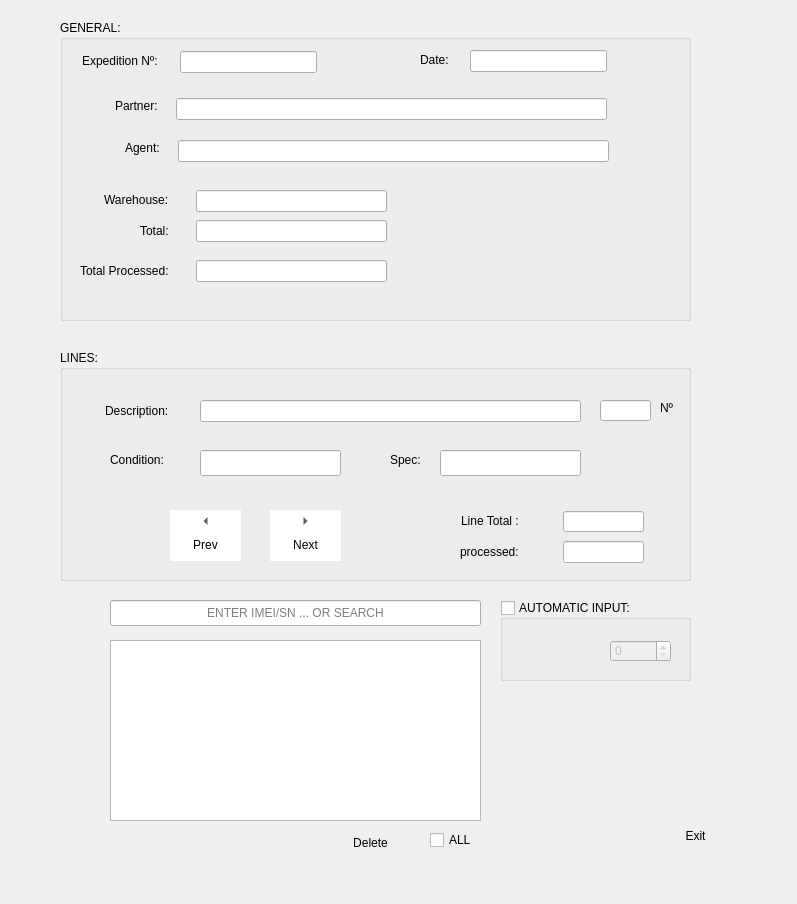
Qt form uis/expedition_form.ui (andrei219/euromedia) before a commit.
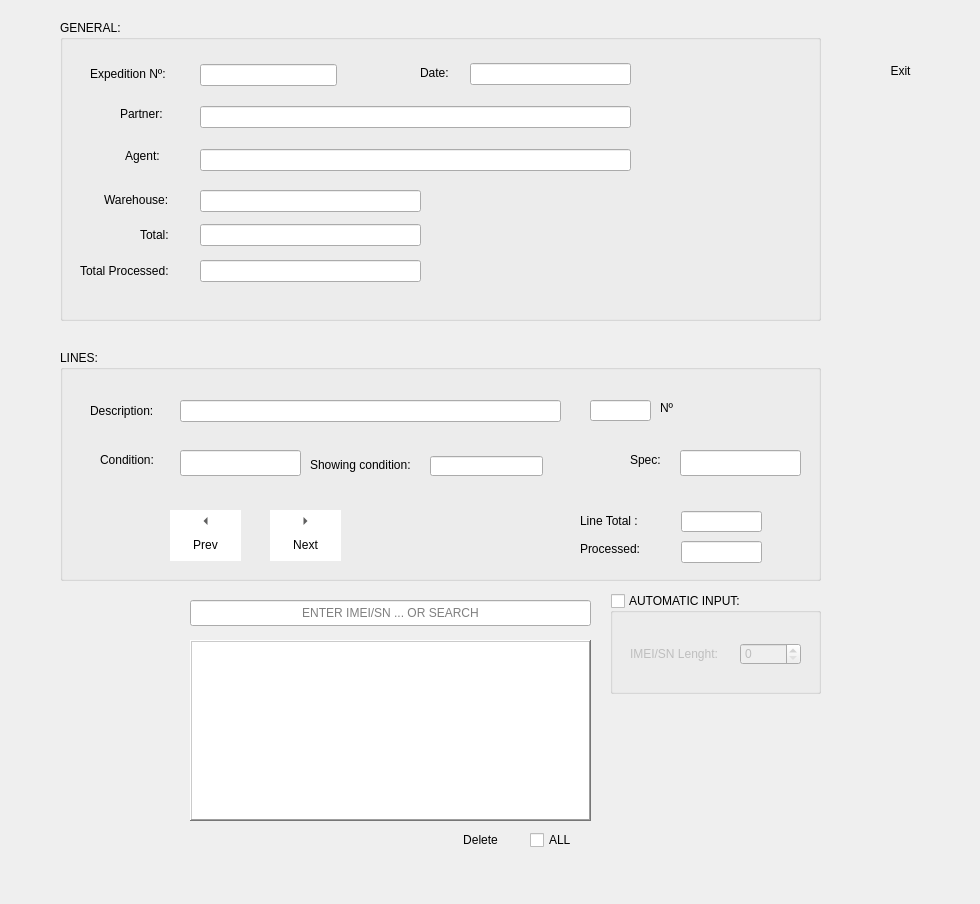
The same form after that commit. Icons and pictures are not drawn.

Commit message: After major changes in ExpeditionSerieModel

```diff
--- a/uis/expedition_form.ui
+++ b/uis/expedition_form.ui
@@ -6,7 +6,7 @@
    <rect>
     <x>0</x>
     <y>0</y>
-    <width>797</width>
+    <width>980</width>
     <height>904</height>
    </rect>
   </property>
@@ -26,10 +26,10 @@
   <widget class="QToolButton" name="exit">
    <property name="geometry">
     <rect>
-     <x>660</x>
-     <y>800</y>
-     <width>71</width>
-     <height>71</height>
+     <x>850</x>
+     <y>30</y>
+     <width>101</width>
+     <height>81</height>
     </rect>
    </property>
    <property name="focusPolicy">
@@ -50,8 +50,8 @@
    </property>
    <property name="iconSize">
     <size>
-     <width>24</width>
-     <height>24</height>
+     <width>32</width>
+     <height>32</height>
     </size>
    </property>
    <property name="checkable">
@@ -67,8 +67,8 @@
   <widget class="QToolButton" name="delete_imei">
    <property name="geometry">
     <rect>
-     <x>330</x>
-     <y>830</y>
+     <x>440</x>
+     <y>827</y>
      <width>81</width>
      <height>25</height>
     </rect>
@@ -96,9 +96,9 @@
   <widget class="QLineEdit" name="imei">
    <property name="geometry">
     <rect>
-     <x>110</x>
+     <x>190</x>
      <y>600</y>
-     <width>371</width>
+     <width>401</width>
      <height>26</height>
     </rect>
    </property>
@@ -121,19 +121,52 @@
    </property>
    <property name="geometry">
     <rect>
-     <x>110</x>
+     <x>190</x>
      <y>640</y>
-     <width>371</width>
+     <width>401</width>
      <height>181</height>
     </rect>
    </property>
+   <property name="frameShape">
+    <enum>QFrame::WinPanel</enum>
+   </property>
+   <property name="frameShadow">
+    <enum>QFrame::Raised</enum>
+   </property>
+   <property name="dragEnabled">
+    <bool>true</bool>
+   </property>
+   <property name="dragDropOverwriteMode">
+    <bool>true</bool>
+   </property>
+   <property name="dragDropMode">
+    <enum>QAbstractItemView::DropOnly</enum>
+   </property>
+   <property name="selectionMode">
+    <enum>QAbstractItemView::MultiSelection</enum>
+   </property>
+   <property name="selectionBehavior">
+    <enum>QAbstractItemView::SelectItems</enum>
+   </property>
+   <property name="flow">
+    <enum>QListView::TopToBottom</enum>
+   </property>
+   <property name="isWrapping" stdset="0">
+    <bool>true</bool>
+   </property>
+   <property name="viewMode">
+    <enum>QListView::IconMode</enum>
+   </property>
+   <property name="wordWrap">
+    <bool>true</bool>
+   </property>
   </widget>
   <widget class="QGroupBox" name="header">
    <property name="geometry">
     <rect>
      <x>60</x>
      <y>20</y>
-     <width>631</width>
+     <width>761</width>
      <height>301</height>
     </rect>
    </property>
@@ -159,8 +192,8 @@
     </property>
     <property name="geometry">
      <rect>
-      <x>116</x>
-      <y>78</y>
+      <x>140</x>
+      <y>86</y>
       <width>431</width>
       <height>22</height>
      </rect>
@@ -173,7 +206,7 @@
     <property name="geometry">
      <rect>
       <x>80</x>
-      <y>200</y>
+      <y>204</y>
       <width>41</width>
       <height>21</height>
      </rect>
@@ -186,7 +219,7 @@
     <property name="geometry">
      <rect>
       <x>65</x>
-      <y>120</y>
+      <y>128</y>
       <width>38</width>
       <height>16</height>
      </rect>
@@ -220,8 +253,8 @@
     </property>
     <property name="geometry">
      <rect>
-      <x>118</x>
-      <y>120</y>
+      <x>140</x>
+      <y>129</y>
       <width>431</width>
       <height>22</height>
      </rect>
@@ -233,9 +266,9 @@
    <widget class="QLineEdit" name="expedition_total">
     <property name="geometry">
      <rect>
-      <x>136</x>
-      <y>200</y>
-      <width>191</width>
+      <x>140</x>
+      <y>204</y>
+      <width>221</width>
       <height>22</height>
      </rect>
     </property>
@@ -246,8 +279,8 @@
    <widget class="QLabel" name="Label3">
     <property name="geometry">
      <rect>
-      <x>55</x>
-      <y>78</y>
+      <x>60</x>
+      <y>86</y>
       <width>47</width>
       <height>16</height>
      </rect>
@@ -265,8 +298,8 @@
     </property>
     <property name="geometry">
      <rect>
-      <x>120</x>
-      <y>31</y>
+      <x>140</x>
+      <y>44</y>
       <width>137</width>
       <height>22</height>
      </rect>
@@ -281,9 +314,9 @@
     </property>
     <property name="geometry">
      <rect>
-      <x>136</x>
+      <x>140</x>
       <y>170</y>
-      <width>191</width>
+      <width>221</width>
       <height>22</height>
      </rect>
     </property>
@@ -294,9 +327,9 @@
    <widget class="QLineEdit" name="expedition_total_processed">
     <property name="geometry">
      <rect>
-      <x>136</x>
+      <x>140</x>
       <y>240</y>
-      <width>191</width>
+      <width>221</width>
       <height>22</height>
      </rect>
     </property>
@@ -308,7 +341,7 @@
     <property name="geometry">
      <rect>
       <x>360</x>
-      <y>30</y>
+      <y>43</y>
       <width>41</width>
       <height>20</height>
      </rect>
@@ -323,8 +356,8 @@
    <widget class="QLabel" name="Label1">
     <property name="geometry">
      <rect>
-      <x>22</x>
-      <y>31</y>
+      <x>30</x>
+      <y>44</y>
       <width>90</width>
       <height>20</height>
      </rect>
@@ -343,8 +376,8 @@
     <property name="geometry">
      <rect>
       <x>410</x>
-      <y>30</y>
-      <width>137</width>
+      <y>43</y>
+      <width>161</width>
       <height>22</height>
      </rect>
     </property>
@@ -364,7 +397,7 @@
     <rect>
      <x>60</x>
      <y>350</y>
-     <width>631</width>
+     <width>761</width>
      <height>231</height>
     </rect>
    </property>
@@ -403,9 +436,9 @@
    <widget class="QLabel" name="Label6">
     <property name="geometry">
      <rect>
-      <x>45</x>
+      <x>30</x>
       <y>50</y>
-      <width>121</width>
+      <width>81</width>
       <height>21</height>
      </rect>
     </property>
@@ -422,9 +455,9 @@
     </property>
     <property name="geometry">
      <rect>
-      <x>380</x>
+      <x>620</x>
       <y>100</y>
-      <width>141</width>
+      <width>121</width>
       <height>26</height>
      </rect>
     </property>
@@ -434,72 +467,22 @@
       <height>0</height>
      </size>
     </property>
+    <property name="alignment">
+     <set>Qt::AlignCenter</set>
+    </property>
     <property name="readOnly">
      <bool>true</bool>
     </property>
    </widget>
-   <widget class="QWidget" name="layoutWidget">
-    <property name="geometry">
-     <rect>
-      <x>400</x>
-      <y>160</y>
-      <width>185</width>
-      <height>23</height>
-     </rect>
-    </property>
-    <layout class="QHBoxLayout" name="horizontalLayout">
-     <item>
-      <widget class="QLabel" name="Label8">
-       <property name="minimumSize">
-        <size>
-         <width>95</width>
-         <height>20</height>
-        </size>
-       </property>
-       <property name="maximumSize">
-        <size>
-         <width>95</width>
-         <height>20</height>
-        </size>
-       </property>
-       <property name="text">
-        <string>Line Total :</string>
-       </property>
-      </widget>
-     </item>
-     <item>
-      <widget class="QLineEdit" name="line_total">
-       <property name="enabled">
-        <bool>true</bool>
-       </property>
-       <property name="minimumSize">
-        <size>
-         <width>81</width>
-         <height>21</height>
-        </size>
-       </property>
-       <property name="maximumSize">
-        <size>
-         <width>81</width>
-         <height>21</height>
-        </size>
-       </property>
-       <property name="readOnly">
-        <bool>true</bool>
-       </property>
-      </widget>
-     </item>
-    </layout>
-   </widget>
    <widget class="QLineEdit" name="condition">
     <property name="enabled">
      <bool>true</bool>
     </property>
     <property name="geometry">
      <rect>
-      <x>140</x>
+      <x>120</x>
       <y>100</y>
-      <width>141</width>
+      <width>121</width>
       <height>26</height>
      </rect>
     </property>
@@ -509,6 +492,9 @@
       <height>0</height>
      </size>
     </property>
+    <property name="alignment">
+     <set>Qt::AlignCenter</set>
+    </property>
     <property name="readOnly">
      <bool>true</bool>
     </property>
@@ -519,12 +505,15 @@
     </property>
     <property name="geometry">
      <rect>
-      <x>540</x>
+      <x>530</x>
       <y>50</y>
-      <width>51</width>
+      <width>61</width>
       <height>21</height>
      </rect>
     </property>
+    <property name="alignment">
+     <set>Qt::AlignCenter</set>
+    </property>
     <property name="readOnly">
      <bool>true</bool>
     </property>
@@ -532,9 +521,9 @@
    <widget class="QLabel" name="Label2_2">
     <property name="geometry">
      <rect>
-      <x>50</x>
+      <x>40</x>
       <y>100</y>
-      <width>81</width>
+      <width>71</width>
       <height>20</height>
      </rect>
     </property>
@@ -548,7 +537,7 @@
    <widget class="QLabel" name="Label2_3">
     <property name="geometry">
      <rect>
-      <x>330</x>
+      <x>570</x>
       <y>100</y>
       <width>41</width>
       <height>20</height>
@@ -567,63 +556,19 @@
     </property>
     <property name="geometry">
      <rect>
-      <x>140</x>
+      <x>120</x>
       <y>50</y>
       <width>381</width>
       <height>22</height>
      </rect>
     </property>
+    <property name="alignment">
+     <set>Qt::AlignCenter</set>
+    </property>
     <property name="readOnly">
      <bool>true</bool>
     </property>
    </widget>
-   <widget class="QWidget" name="layoutWidget">
-    <property name="geometry">
-     <rect>
-      <x>400</x>
-      <y>190</y>
-      <width>184</width>
-      <height>24</height>
-     </rect>
-    </property>
-    <layout class="QHBoxLayout" name="horizontalLayout_2">
-     <item>
-      <widget class="QLabel" name="Label10">
-       <property name="layoutDirection">
-        <enum>Qt::LeftToRight</enum>
-       </property>
-       <property name="text">
-        <string>processed:</string>
-       </property>
-      </widget>
-     </item>
-     <item>
-      <widget class="QLineEdit" name="processed_line">
-       <property name="enabled">
-        <bool>true</bool>
-       </property>
-       <property name="minimumSize">
-        <size>
-         <width>81</width>
-         <height>22</height>
-        </size>
-       </property>
-       <property name="maximumSize">
-        <size>
-         <width>81</width>
-         <height>22</height>
-        </size>
-       </property>
-       <property name="layoutDirection">
-        <enum>Qt::LeftToRight</enum>
-       </property>
-       <property name="readOnly">
-        <bool>true</bool>
-       </property>
-      </widget>
-     </item>
-    </layout>
-   </widget>
    <widget class="QLabel" name="label_2">
     <property name="geometry">
      <rect>
@@ -692,14 +637,149 @@
      <string/>
     </property>
    </widget>
+   <widget class="QLabel" name="label_5">
+    <property name="geometry">
+     <rect>
+      <x>250</x>
+      <y>107</y>
+      <width>121</width>
+      <height>16</height>
+     </rect>
+    </property>
+    <property name="text">
+     <string>Showing condition:</string>
+    </property>
+   </widget>
+   <widget class="QLineEdit" name="showing_condition">
+    <property name="geometry">
+     <rect>
+      <x>370</x>
+      <y>106</y>
+      <width>113</width>
+      <height>20</height>
+     </rect>
+    </property>
+    <property name="alignment">
+     <set>Qt::AlignCenter</set>
+    </property>
+    <property name="readOnly">
+     <bool>true</bool>
+    </property>
+   </widget>
+   <widget class="QLabel" name="Label8">
+    <property name="geometry">
+     <rect>
+      <x>520</x>
+      <y>161</y>
+      <width>95</width>
+      <height>20</height>
+     </rect>
+    </property>
+    <property name="minimumSize">
+     <size>
+      <width>95</width>
+      <height>20</height>
+     </size>
+    </property>
+    <property name="maximumSize">
+     <size>
+      <width>95</width>
+      <height>20</height>
+     </size>
+    </property>
+    <property name="text">
+     <string>Line Total :</string>
+    </property>
+   </widget>
+   <widget class="QLineEdit" name="line_total">
+    <property name="enabled">
+     <bool>true</bool>
+    </property>
+    <property name="geometry">
+     <rect>
+      <x>621</x>
+      <y>161</y>
+      <width>81</width>
+      <height>21</height>
+     </rect>
+    </property>
+    <property name="minimumSize">
+     <size>
+      <width>81</width>
+      <height>21</height>
+     </size>
+    </property>
+    <property name="maximumSize">
+     <size>
+      <width>81</width>
+      <height>21</height>
+     </size>
+    </property>
+    <property name="alignment">
+     <set>Qt::AlignCenter</set>
+    </property>
+    <property name="readOnly">
+     <bool>true</bool>
+    </property>
+   </widget>
+   <widget class="QLabel" name="Label10">
+    <property name="geometry">
+     <rect>
+      <x>520</x>
+      <y>191</y>
+      <width>71</width>
+      <height>16</height>
+     </rect>
+    </property>
+    <property name="layoutDirection">
+     <enum>Qt::LeftToRight</enum>
+    </property>
+    <property name="text">
+     <string>Processed:</string>
+    </property>
+   </widget>
+   <widget class="QLineEdit" name="processed_line">
+    <property name="enabled">
+     <bool>true</bool>
+    </property>
+    <property name="geometry">
+     <rect>
+      <x>621</x>
+      <y>191</y>
+      <width>81</width>
+      <height>22</height>
+     </rect>
+    </property>
+    <property name="minimumSize">
+     <size>
+      <width>81</width>
+      <height>22</height>
+     </size>
+    </property>
+    <property name="maximumSize">
+     <size>
+      <width>81</width>
+      <height>22</height>
+     </size>
+    </property>
+    <property name="layoutDirection">
+     <enum>Qt::LeftToRight</enum>
+    </property>
+    <property name="alignment">
+     <set>Qt::AlignCenter</set>
+    </property>
+    <property name="readOnly">
+     <bool>true</bool>
+    </property>
+   </widget>
   </widget>
   <widget class="QGroupBox" name="automatic_input">
    <property name="geometry">
     <rect>
-     <x>500</x>
-     <y>600</y>
-     <width>191</width>
-     <height>81</height>
+     <x>610</x>
+     <y>593</y>
+     <width>211</width>
+     <height>101</height>
     </rect>
    </property>
    <property name="title">
@@ -714,8 +794,8 @@
    <widget class="QSpinBox" name="lenght">
     <property name="geometry">
      <rect>
-      <x>110</x>
-      <y>40</y>
+      <x>130</x>
+      <y>50</y>
       <width>61</width>
       <height>22</height>
      </rect>
@@ -725,8 +805,8 @@
     <property name="geometry">
      <rect>
       <x>20</x>
-      <y>90</y>
-      <width>91</width>
+      <y>53</y>
+      <width>101</width>
       <height>16</height>
      </rect>
     </property>
@@ -738,7 +818,7 @@
   <widget class="QCheckBox" name="all">
    <property name="geometry">
     <rect>
-     <x>430</x>
+     <x>530</x>
      <y>830</y>
      <width>61</width>
      <height>20</height>
```
Left out of the diff: 1 changed line with no effect on the pictures. The commit also changes 17 other files.
